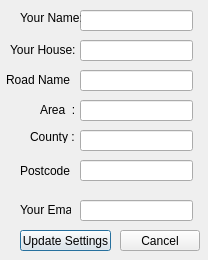
Old version of the form addUserData.ui in the repository trippyt/invoicing.
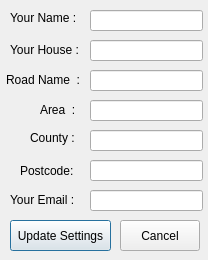
New version of the form.

Commit message: fixed user and subcontractor elements

Diff of the .ui file:
```diff
--- a/addUserData.ui
+++ b/addUserData.ui
@@ -16,10 +16,10 @@
   <widget class="QPushButton" name="settingSave_Button">
    <property name="geometry">
     <rect>
-     <x>20</x>
-     <y>230</y>
-     <width>91</width>
-     <height>21</height>
+     <x>10</x>
+     <y>220</y>
+     <width>101</width>
+     <height>31</height>
     </rect>
    </property>
    <property name="text">
@@ -29,7 +29,7 @@
   <widget class="QLineEdit" name="settingUserName_lineEdit">
    <property name="geometry">
     <rect>
-     <x>80</x>
+     <x>90</x>
      <y>10</y>
      <width>113</width>
      <height>21</height>
@@ -41,8 +41,8 @@
     <rect>
      <x>30</x>
      <y>130</y>
-     <width>47</width>
-     <height>13</height>
+     <width>61</width>
+     <height>16</height>
     </rect>
    </property>
    <property name="text">
@@ -52,8 +52,8 @@
   <widget class="QLineEdit" name="settingUserEmail_lineEdit">
    <property name="geometry">
     <rect>
-     <x>80</x>
-     <y>200</y>
+     <x>90</x>
+     <y>190</y>
      <width>113</width>
      <height>21</height>
     </rect>
@@ -62,7 +62,7 @@
   <widget class="QLineEdit" name="settingUserCounty_lineEdit">
    <property name="geometry">
     <rect>
-     <x>80</x>
+     <x>90</x>
      <y>130</y>
      <width>113</width>
      <height>21</height>
@@ -72,7 +72,7 @@
   <widget class="QLineEdit" name="settingUserArea_lineEdit">
    <property name="geometry">
     <rect>
-     <x>80</x>
+     <x>90</x>
      <y>100</y>
      <width>113</width>
      <height>21</height>
@@ -82,7 +82,7 @@
   <widget class="QLineEdit" name="settingUserRoad_lineEdit">
    <property name="geometry">
     <rect>
-     <x>80</x>
+     <x>90</x>
      <y>70</y>
      <width>113</width>
      <height>21</height>
@@ -94,7 +94,7 @@
     <rect>
      <x>6</x>
      <y>70</y>
-     <width>71</width>
+     <width>81</width>
      <height>20</height>
     </rect>
    </property>
@@ -107,7 +107,7 @@
     <rect>
      <x>40</x>
      <y>100</y>
-     <width>41</width>
+     <width>51</width>
      <height>20</height>
     </rect>
    </property>
@@ -118,7 +118,7 @@
   <widget class="QLineEdit" name="settingUserHouse_lineEdit">
    <property name="geometry">
     <rect>
-     <x>80</x>
+     <x>90</x>
      <y>40</y>
      <width>113</width>
      <height>21</height>
@@ -133,18 +133,18 @@
     <rect>
      <x>10</x>
      <y>40</y>
-     <width>71</width>
+     <width>81</width>
      <height>20</height>
     </rect>
    </property>
    <property name="text">
-    <string>Your House:</string>
+    <string>Your House :</string>
    </property>
   </widget>
   <widget class="QLineEdit" name="settingUserPostcode_lineEdit">
    <property name="geometry">
     <rect>
-     <x>80</x>
+     <x>90</x>
      <y>160</y>
      <width>113</width>
      <height>21</height>
@@ -154,27 +154,27 @@
   <widget class="QLabel" name="label">
    <property name="geometry">
     <rect>
-     <x>20</x>
+     <x>10</x>
      <y>10</y>
-     <width>61</width>
+     <width>81</width>
      <height>16</height>
     </rect>
    </property>
    <property name="text">
-    <string>Your Name:</string>
+    <string>Your Name :</string>
    </property>
   </widget>
   <widget class="QLabel" name="label_20">
    <property name="geometry">
     <rect>
-     <x>20</x>
-     <y>200</y>
-     <width>51</width>
+     <x>10</x>
+     <y>190</y>
+     <width>71</width>
      <height>20</height>
     </rect>
    </property>
    <property name="text">
-    <string>Your Email:</string>
+    <string>Your Email :</string>
    </property>
   </widget>
   <widget class="QLabel" name="label_4">
@@ -182,7 +182,7 @@
     <rect>
      <x>20</x>
      <y>160</y>
-     <width>51</width>
+     <width>61</width>
      <height>21</height>
     </rect>
    </property>
@@ -194,9 +194,9 @@
    <property name="geometry">
     <rect>
      <x>120</x>
-     <y>230</y>
+     <y>220</y>
      <width>80</width>
-     <height>21</height>
+     <height>31</height>
     </rect>
    </property>
    <property name="text">
```
The commit also changes 3 other files.
